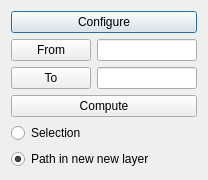
Old version of the form qaequilibrae/modules/paths_procedures/forms/ui_compute_path.ui in the repository AequilibraE/qaequilibrae.
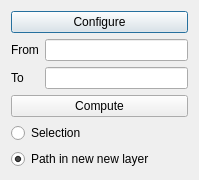
New version of the form.

The edit to the form file:
```diff
--- a/qaequilibrae/modules/paths_procedures/forms/ui_compute_path.ui
+++ b/qaequilibrae/modules/paths_procedures/forms/ui_compute_path.ui
@@ -40,7 +40,7 @@
     </widget>
    </item>
    <item row="1" column="0">
-    <widget class="QPushButton" name="from_but">
+    <widget class="QLabel" name="lbl_from">
      <property name="text">
       <string>From</string>
      </property>
@@ -57,7 +57,7 @@
     </widget>
    </item>
    <item row="2" column="0">
-    <widget class="QPushButton" name="to_but">
+    <widget class="QLabel" name="lbl_to">
      <property name="text">
       <string>To</string>
      </property>
```
